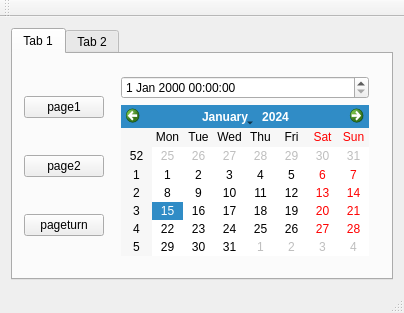
Before: the Qt Designer form mainwindow.ui in chuanyitan/qtstudy4, drawn with Qt 5.
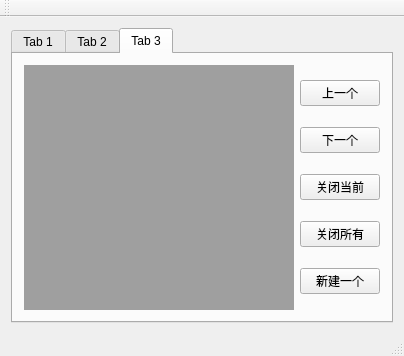
After: the same form once the commit is applied.

The edit to the form file:
```diff
--- a/mainwindow.ui
+++ b/mainwindow.ui
@@ -7,7 +7,7 @@
     <x>0</x>
     <y>0</y>
     <width>400</width>
-    <height>300</height>
+    <height>356</height>
    </rect>
   </property>
   <property name="windowTitle">
@@ -17,6 +17,9 @@
    <layout class="QGridLayout" name="gridLayout">
     <item row="0" column="0">
      <widget class="QTabWidget" name="tabWidget">
+      <property name="currentIndex">
+       <number>2</number>
+      </property>
       <widget class="QWidget" name="tab">
        <attribute name="title">
         <string>Tab 1</string>
@@ -116,6 +119,55 @@
         <string>Tab 2</string>
        </attribute>
       </widget>
+      <widget class="QWidget" name="tab_3">
+       <attribute name="title">
+        <string>Tab 3</string>
+       </attribute>
+       <layout class="QGridLayout" name="gridLayout_7">
+        <item row="0" column="0">
+         <widget class="QMdiArea" name="mdiArea"/>
+        </item>
+        <item row="0" column="1">
+         <layout class="QVBoxLayout" name="verticalLayout_2">
+          <item>
+           <widget class="QPushButton" name="pushButton_4">
+            <property name="text">
+             <string>上一个</string>
+            </property>
+           </widget>
+          </item>
+          <item>
+           <widget class="QPushButton" name="pushButton_5">
+            <property name="text">
+             <string>下一个</string>
+            </property>
+           </widget>
+          </item>
+          <item>
+           <widget class="QPushButton" name="pushButton_6">
+            <property name="text">
+             <string>关闭当前</string>
+            </property>
+           </widget>
+          </item>
+          <item>
+           <widget class="QPushButton" name="pushButton_7">
+            <property name="text">
+             <string>关闭所有</string>
+            </property>
+           </widget>
+          </item>
+          <item>
+           <widget class="QPushButton" name="pushButton_8">
+            <property name="text">
+             <string>新建一个</string>
+            </property>
+           </widget>
+          </item>
+         </layout>
+        </item>
+       </layout>
+      </widget>
      </widget>
     </item>
    </layout>
```
